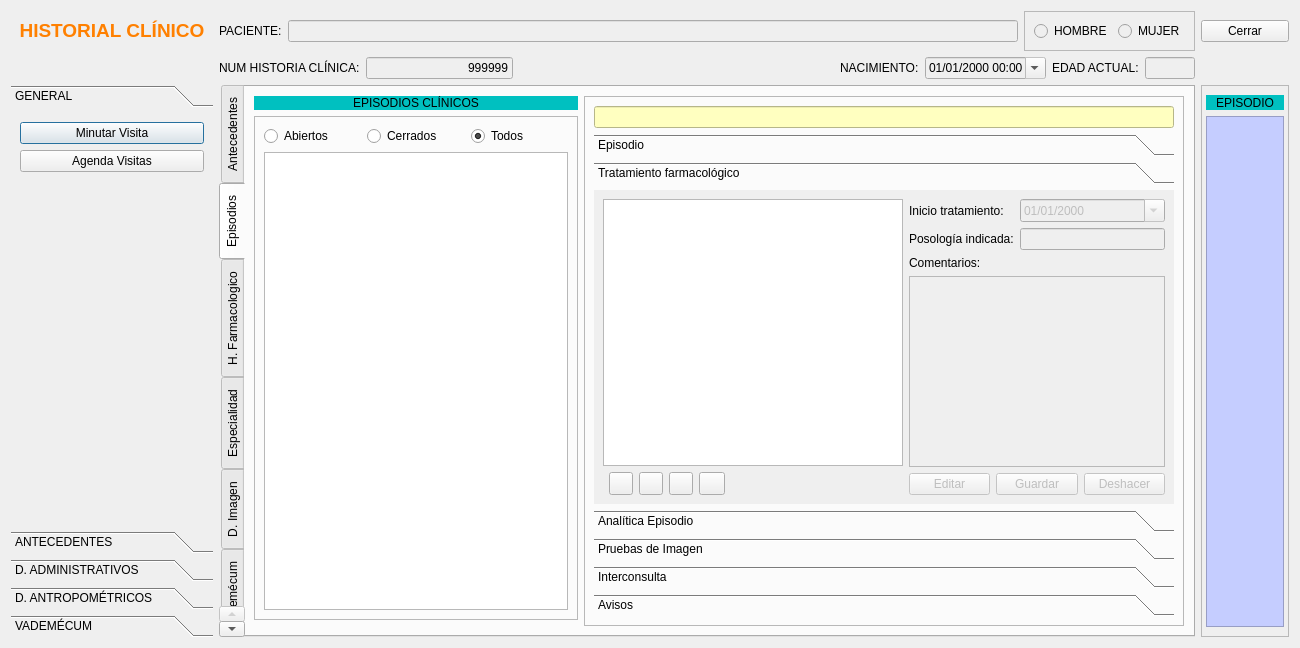
Above: frmfichapaciente.ui from arcnexus/RedFoX before the change. Below: the same form after it.
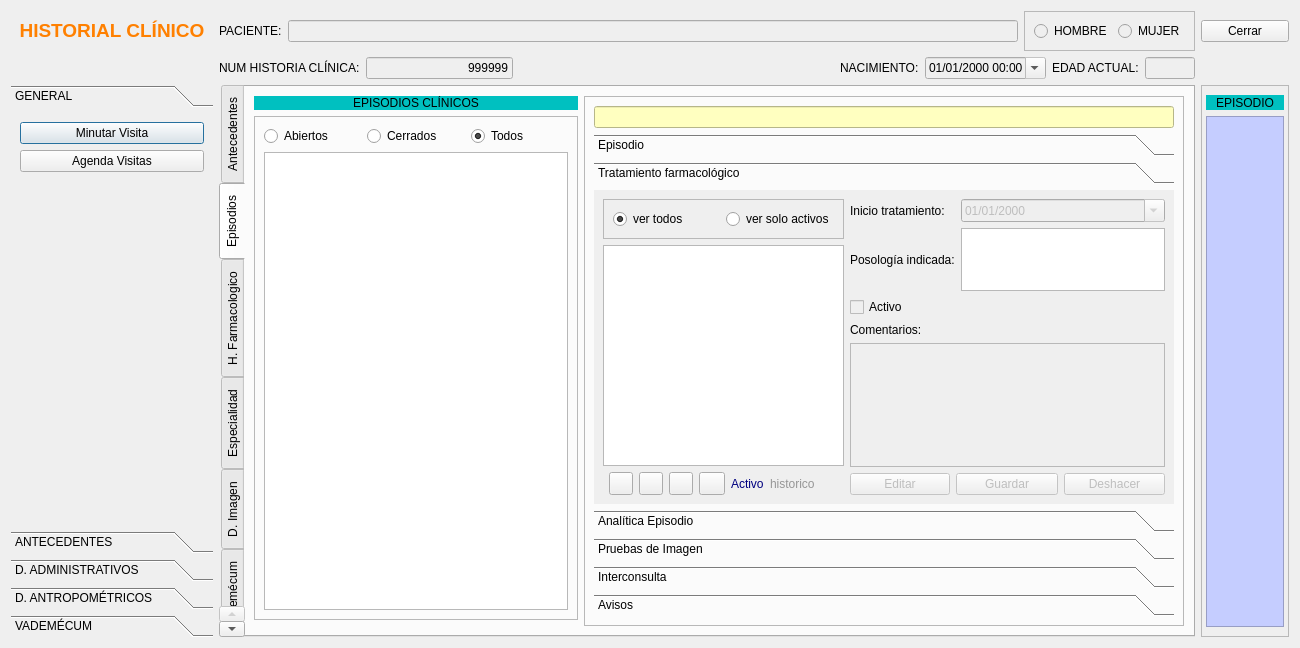
That is the form after the change. The open tabs and pages were chosen to show the change. Icons and pictures are not drawn.

Patch:
```diff
--- a/frmfichapaciente.ui
+++ b/frmfichapaciente.ui
@@ -1542,7 +1542,7 @@
              <bool>true</bool>
             </property>
             <property name="currentIndex">
-             <number>1</number>
+             <number>0</number>
             </property>
             <widget class="QWidget" name="page_3">
              <property name="geometry">
@@ -1862,8 +1862,8 @@
               <rect>
                <x>0</x>
                <y>0</y>
-               <width>578</width>
-               <height>287</height>
+               <width>562</width>
+               <height>293</height>
               </rect>
              </property>
              <attribute name="label">
@@ -1914,6 +1914,19 @@
               </item>
               <item row="0" column="1" colspan="3">
                <layout class="QGridLayout" name="gridLayout_5">
+                <item row="3" column="1">
+                 <widget class="QCheckBox" name="chkactivo">
+                  <property name="enabled">
+                   <bool>false</bool>
+                  </property>
+                  <property name="styleSheet">
+                   <string notr="true">color: rgb(0, 0, 0);</string>
+                  </property>
+                  <property name="text">
+                   <string>Activo</string>
+                  </property>
+                 </widget>
+                </item>
                 <item row="0" column="1">
                  <widget class="QLabel" name="label_8">
                   <property name="text">
@@ -1941,14 +1954,14 @@
                   </property>
                  </widget>
                 </item>
-                <item row="1" column="2">
-                 <widget class="QLineEdit" name="txtPosologiaFarma">
+                <item row="5" column="1" colspan="2">
+                 <widget class="QTextEdit" name="txtComentariosFarma">
                   <property name="enabled">
                    <bool>false</bool>
                   </property>
                  </widget>
                 </item>
-                <item row="2" column="1">
+                <item row="4" column="1">
                  <widget class="QLabel" name="label_10">
                   <property name="maximumSize">
                    <size>
@@ -1961,10 +1974,13 @@
                   </property>
                  </widget>
                 </item>
-                <item row="3" column="1" colspan="2">
-                 <widget class="QTextEdit" name="txtComentariosFarma">
-                  <property name="enabled">
-                   <bool>false</bool>
+                <item row="1" column="2">
+                 <widget class="QPlainTextEdit" name="txtPosologiaFarma">
+                  <property name="maximumSize">
+                   <size>
+                    <width>16777215</width>
+                    <height>63</height>
+                   </size>
                   </property>
                  </widget>
                 </item>
@@ -1972,7 +1988,21 @@
               </item>
               <item row="0" column="0" rowspan="2">
                <layout class="QGridLayout" name="gridLayout_6">
-                <item row="1" column="3">
+                <item row="2" column="1">
+                 <widget class="QToolButton" name="btnAnadirFarma">
+                  <property name="toolTip">
+                   <string>Nuevo fármaco</string>
+                  </property>
+                  <property name="text">
+                   <string/>
+                  </property>
+                  <property name="icon">
+                   <iconset resource="terra.qrc">
+                    <normaloff>:/Icons/PNG/add.png</normaloff>:/Icons/PNG/add.png</iconset>
+                  </property>
+                 </widget>
+                </item>
+                <item row="2" column="3">
                  <widget class="QToolButton" name="btnVerFarma">
                   <property name="toolTip">
                    <string>Documentación Fármaco</string>
@@ -1986,7 +2016,7 @@
                   </property>
                  </widget>
                 </item>
-                <item row="1" column="4">
+                <item row="2" column="4">
                  <widget class="QPushButton" name="btnImprimirMedicamentosEpisiodio">
                   <property name="maximumSize">
                    <size>
@@ -2012,7 +2042,30 @@
                   </property>
                  </widget>
                 </item>
-                <item row="1" column="2">
+                <item row="1" column="0" colspan="8">
+                 <widget class="QTableWidget" name="listaTratamientosFarma"/>
+                </item>
+                <item row="2" column="5">
+                 <widget class="QLabel" name="label_6">
+                  <property name="styleSheet">
+                   <string notr="true">color: rgb(0, 0, 127);</string>
+                  </property>
+                  <property name="text">
+                   <string>Activo</string>
+                  </property>
+                 </widget>
+                </item>
+                <item row="2" column="6">
+                 <widget class="QLabel" name="label_11">
+                  <property name="styleSheet">
+                   <string notr="true">color: rgb(150, 150, 150);</string>
+                  </property>
+                  <property name="text">
+                   <string>historico</string>
+                  </property>
+                 </widget>
+                </item>
+                <item row="2" column="2">
                  <widget class="QToolButton" name="btnBorrarFarma">
                   <property name="toolTip">
                    <string>Borrar Farmacología</string>
@@ -2026,7 +2079,7 @@
                   </property>
                  </widget>
                 </item>
-                <item row="1" column="5">
+                <item row="2" column="7">
                  <spacer name="horizontalSpacer_2">
                   <property name="orientation">
                    <enum>Qt::Horizontal</enum>
@@ -2039,23 +2092,41 @@
                   </property>
                  </spacer>
                 </item>
-                <item row="1" column="1">
-                 <widget class="QToolButton" name="btnAnadirFarma">
-                  <property name="toolTip">
-                   <string>Nuevo fármaco</string>
+                <item row="0" column="0" colspan="8">
+                 <widget class="QFrame" name="frame_23">
+                  <property name="minimumSize">
+                   <size>
+                    <width>52</width>
+                    <height>31</height>
+                   </size>
                   </property>
-                  <property name="text">
-                   <string/>
+                  <property name="frameShape">
+                   <enum>QFrame::StyledPanel</enum>
                   </property>
-                  <property name="icon">
-                   <iconset resource="terra.qrc">
-                    <normaloff>:/Icons/PNG/add.png</normaloff>:/Icons/PNG/add.png</iconset>
+                  <property name="frameShadow">
+                   <enum>QFrame::Raised</enum>
                   </property>
+                  <layout class="QHBoxLayout" name="horizontalLayout_6">
+                   <item>
+                    <widget class="QRadioButton" name="radvertodosfarmacologia">
+                     <property name="text">
+                      <string>ver todos</string>
+                     </property>
+                     <property name="checked">
+                      <bool>true</bool>
+                     </property>
+                    </widget>
+                   </item>
+                   <item>
+                    <widget class="QRadioButton" name="radversoloactivosfarmacologia">
+                     <property name="text">
+                      <string>ver solo activos</string>
+                     </property>
+                    </widget>
+                   </item>
+                  </layout>
                  </widget>
                 </item>
-                <item row="0" column="0" colspan="6">
-                 <widget class="QTableWidget" name="listaTratamientosFarma"/>
-                </item>
                </layout>
               </item>
              </layout>
@@ -2065,8 +2136,8 @@
               <rect>
                <x>0</x>
                <y>0</y>
-               <width>578</width>
-               <height>287</height>
+               <width>425</width>
+               <height>223</height>
               </rect>
              </property>
              <attribute name="label">
```
Left out of the diff: 1 changed line with no effect on the pictures.
